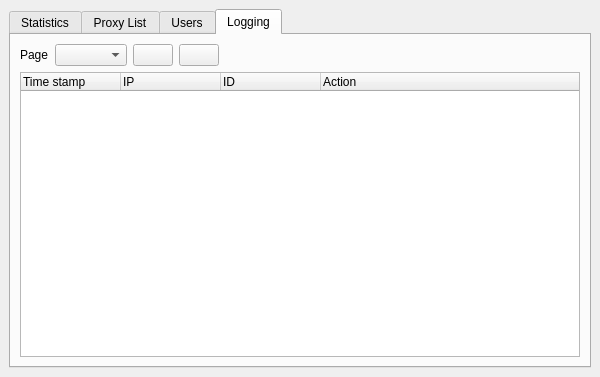
Old version of the form source/router/ui/main_window.ui in the repository dchapyshev/aspia.
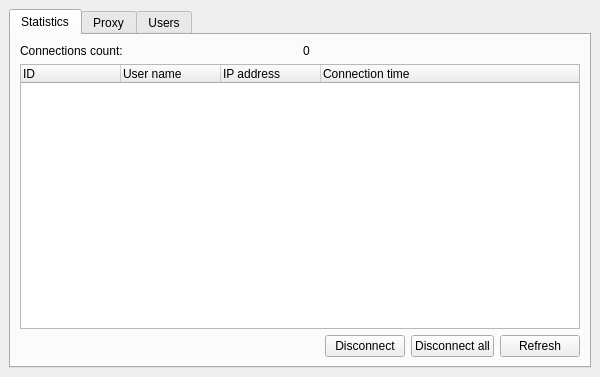
New version of the form. The open tabs and pages were chosen to show the change. Icons and pictures are not drawn.

The edit to the form file:
```diff
--- a/source/router/ui/main_window.ui
+++ b/source/router/ui/main_window.ui
@@ -109,7 +109,7 @@
       </widget>
       <widget class="QWidget" name="tab_proxy">
        <attribute name="title">
-        <string>Proxy List</string>
+        <string>Proxy</string>
        </attribute>
        <layout class="QVBoxLayout" name="verticalLayout_10">
         <item>
@@ -254,86 +254,6 @@
         </item>
        </layout>
       </widget>
-      <widget class="QWidget" name="tab_logging">
-       <attribute name="title">
-        <string>Logging</string>
-       </attribute>
-       <layout class="QVBoxLayout" name="verticalLayout_5">
-        <item>
-         <layout class="QHBoxLayout" name="horizontalLayout_5">
-          <item>
-           <widget class="QLabel" name="label_log_page">
-            <property name="text">
-             <string>Page</string>
-            </property>
-           </widget>
-          </item>
-          <item>
-           <widget class="QComboBox" name="combobox_log_page"/>
-          </item>
-          <item>
-           <widget class="QPushButton" name="button_prev_log_page">
-            <property name="text">
-             <string/>
-            </property>
-            <property name="icon">
-             <iconset resource="resources/router_manager.qrc">
-              <normaloff>:/img/arrow-180.png</normaloff>:/img/arrow-180.png</iconset>
-            </property>
-           </widget>
-          </item>
-          <item>
-           <widget class="QPushButton" name="button_next_log_page">
-            <property name="text">
-             <string/>
-            </property>
-            <property name="icon">
-             <iconset resource="resources/router_manager.qrc">
-              <normaloff>:/img/arrow.png</normaloff>:/img/arrow.png</iconset>
-            </property>
-           </widget>
-          </item>
-          <item>
-           <spacer name="horizontalSpacer_4">
-            <property name="orientation">
-             <enum>Qt::Horizontal</enum>
-            </property>
-            <property name="sizeHint" stdset="0">
-             <size>
-              <width>40</width>
-              <height>20</height>
-             </size>
-            </property>
-           </spacer>
-          </item>
-         </layout>
-        </item>
-        <item>
-         <widget class="QTreeWidget" name="tree_log">
-          <column>
-           <property name="text">
-            <string>Time stamp</string>
-           </property>
-          </column>
-          <column>
-           <property name="text">
-            <string>IP</string>
-           </property>
-          </column>
-          <column>
-           <property name="text">
-            <string>ID</string>
-           </property>
-          </column>
-          <column>
-           <property name="text">
-            <string>Action</string>
-           </property>
-          </column>
-         </widget>
-        </item>
-       </layout>
-      </widget>
      </widget>
     </item>
    </layout>
```
Left out of the diff: 50 changed lines with no effect on the pictures.
